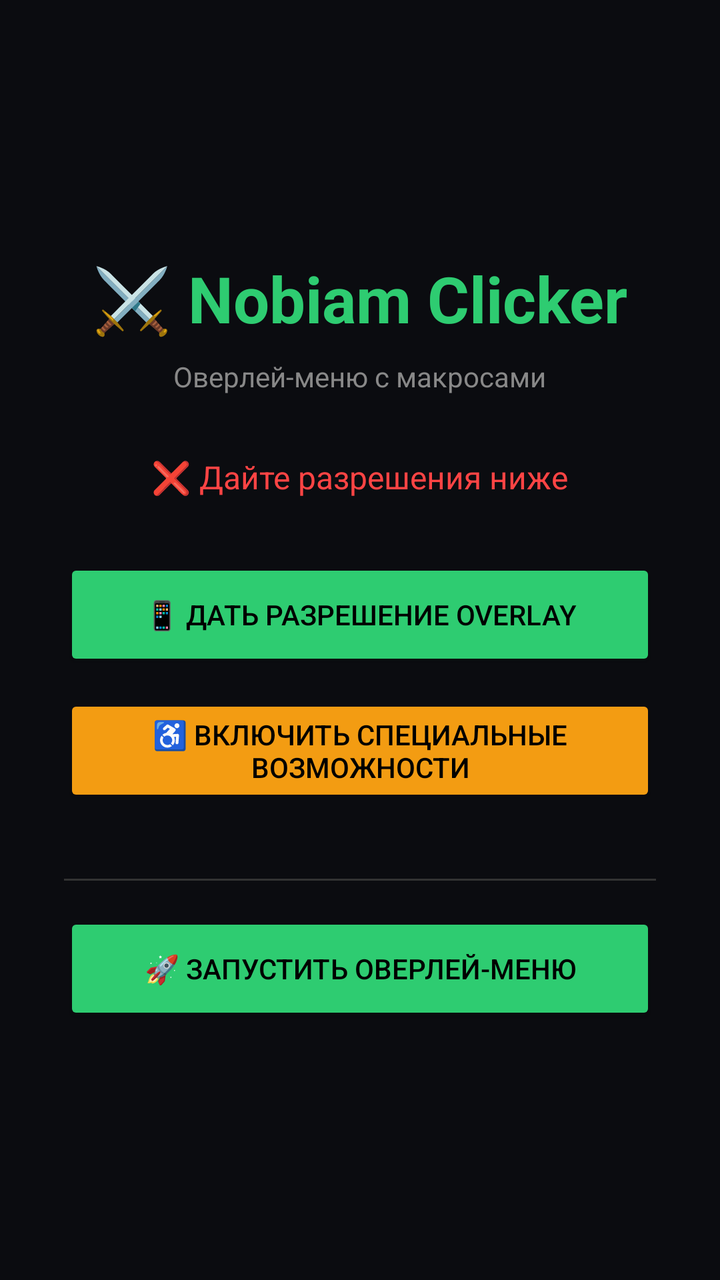
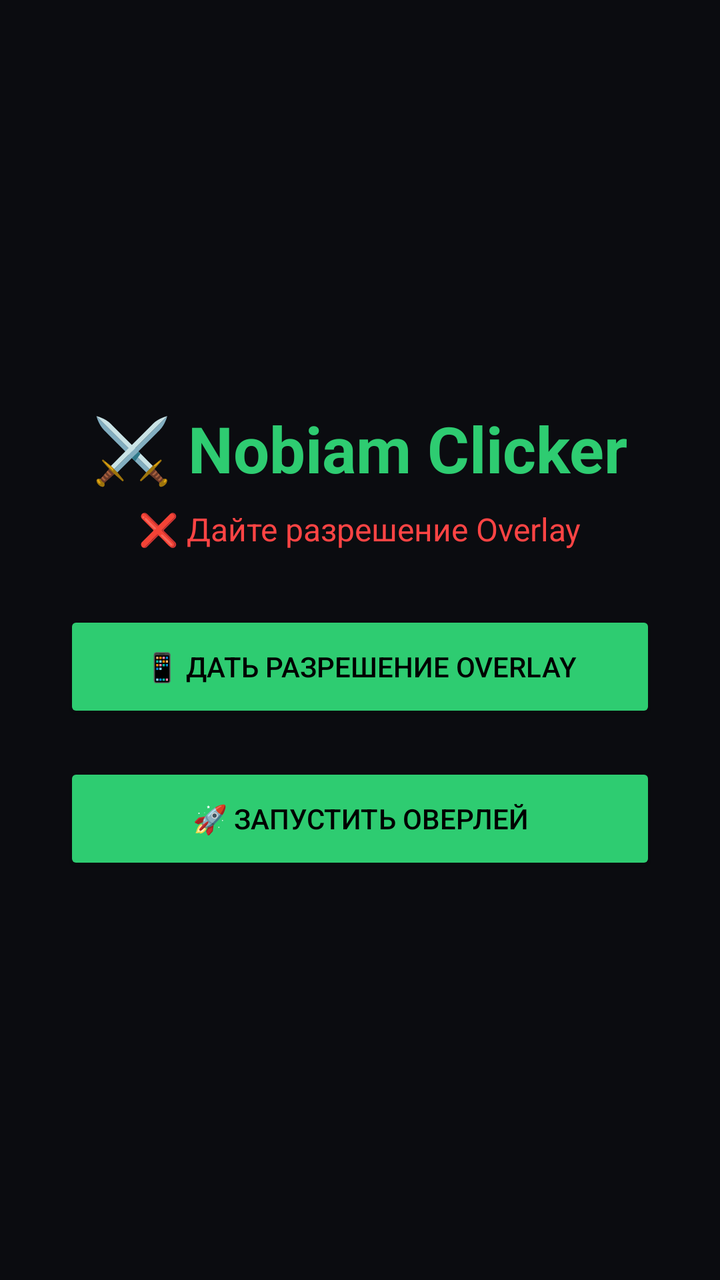

Before-and-after screenshots of an Android layout around one commit, followed by the original layout XML and the change that was made.
<!-- AndroidManifest.xml: application theme Theme.AppCompat.Light.NoActionBar -->
<!-- res/layout/activity_main.xml -->
<?xml version="1.0" encoding="utf-8"?>
<LinearLayout xmlns:android="http://schemas.android.com/apk/res/android"
    android:layout_width="match_parent"
    android:layout_height="match_parent"
    android:orientation="vertical"
    android:gravity="center"
    android:padding="32dp"
    android:background="#0B0C10">

    <TextView
        android:layout_width="wrap_content"
        android:layout_height="wrap_content"
        android:text="⚔️ Nobiam Clicker"
        android:textSize="32sp"
        android:textColor="#2ECC71"
        android:textStyle="bold"
        android:layout_marginBottom="8dp"/>

    <TextView
        android:layout_width="wrap_content"
        android:layout_height="wrap_content"
        android:text="Оверлей-меню с макросами"
        android:textColor="#888888"
        android:textSize="14sp"
        android:layout_marginBottom="30dp"/>

    <TextView
        android:id="@+id/tv_status"
        android:layout_width="wrap_content"
        android:layout_height="wrap_content"
        android:text="❌ Дайте разрешения ниже"
        android:textColor="#FF4444"
        android:textSize="16sp"
        android:layout_marginBottom="30dp"/>

    <Button
        android:id="@+id/btn_grant_overlay"
        android:layout_width="match_parent"
        android:layout_height="56dp"
        android:text="📱 Дать разрешение Overlay"
        android:backgroundTint="#2ECC71"
        android:textColor="#000000"
        android:layout_marginBottom="12dp"/>

    <Button
        android:id="@+id/btn_grant_accessibility"
        android:layout_width="match_parent"
        android:layout_height="56dp"
        android:text="♿ Включить специальные возможности"
        android:backgroundTint="#F39C12"
        android:textColor="#000000"
        android:layout_marginBottom="20dp"/>

    <View
        android:layout_width="match_parent"
        android:layout_height="1dp"
        android:background="#333333"
        android:layout_marginVertical="16dp"/>

    <Button
        android:id="@+id/btn_start_overlay"
        android:layout_width="match_parent"
        android:layout_height="56dp"
        android:text="🚀 Запустить оверлей-меню"
        android:backgroundTint="#2ECC71"
        android:textColor="#000000"/>

</LinearLayout>
<!-- resources referenced by this layout -->
<resources>

</resources>

<!-- the commit's change to res/layout/activity_main.xml (unified diff, before → after) -->
@@ -17,18 +17,10 @@
         android:layout_marginBottom="8dp"/>
 
     <TextView
-        android:layout_width="wrap_content"
-        android:layout_height="wrap_content"
-        android:text="Оверлей-меню с макросами"
-        android:textColor="#888888"
-        android:textSize="14sp"
-        android:layout_marginBottom="30dp"/>
-
-    <TextView
         android:id="@+id/tv_status"
         android:layout_width="wrap_content"
         android:layout_height="wrap_content"
-        android:text="❌ Дайте разрешения ниже"
+        android:text="❌ Дайте разрешение Overlay"
         android:textColor="#FF4444"
         android:textSize="16sp"
         android:layout_marginBottom="30dp"/>
@@ -40,28 +32,13 @@
         android:text="📱 Дать разрешение Overlay"
         android:backgroundTint="#2ECC71"
         android:textColor="#000000"
-        android:layout_marginBottom="12dp"/>
-
-    <Button
-        android:id="@+id/btn_grant_accessibility"
-        android:layout_width="match_parent"
-        android:layout_height="56dp"
-        android:text="♿ Включить специальные возможности"
-        android:backgroundTint="#F39C12"
-        android:textColor="#000000"
         android:layout_marginBottom="20dp"/>
-
-    <View
-        android:layout_width="match_parent"
-        android:layout_height="1dp"
-        android:background="#333333"
-        android:layout_marginVertical="16dp"/>
 
     <Button
         android:id="@+id/btn_start_overlay"
         android:layout_width="match_parent"
         android:layout_height="56dp"
-        android:text="🚀 Запустить оверлей-меню"
+        android:text="🚀 Запустить оверлей"
         android:backgroundTint="#2ECC71"
         android:textColor="#000000"/>
 
